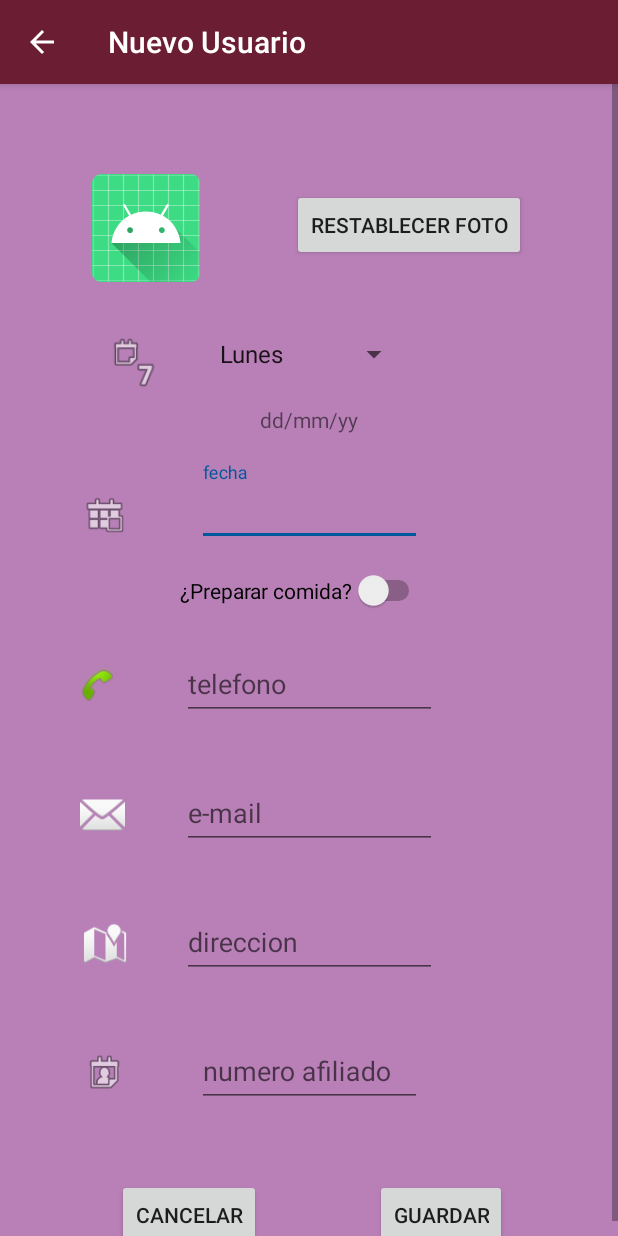
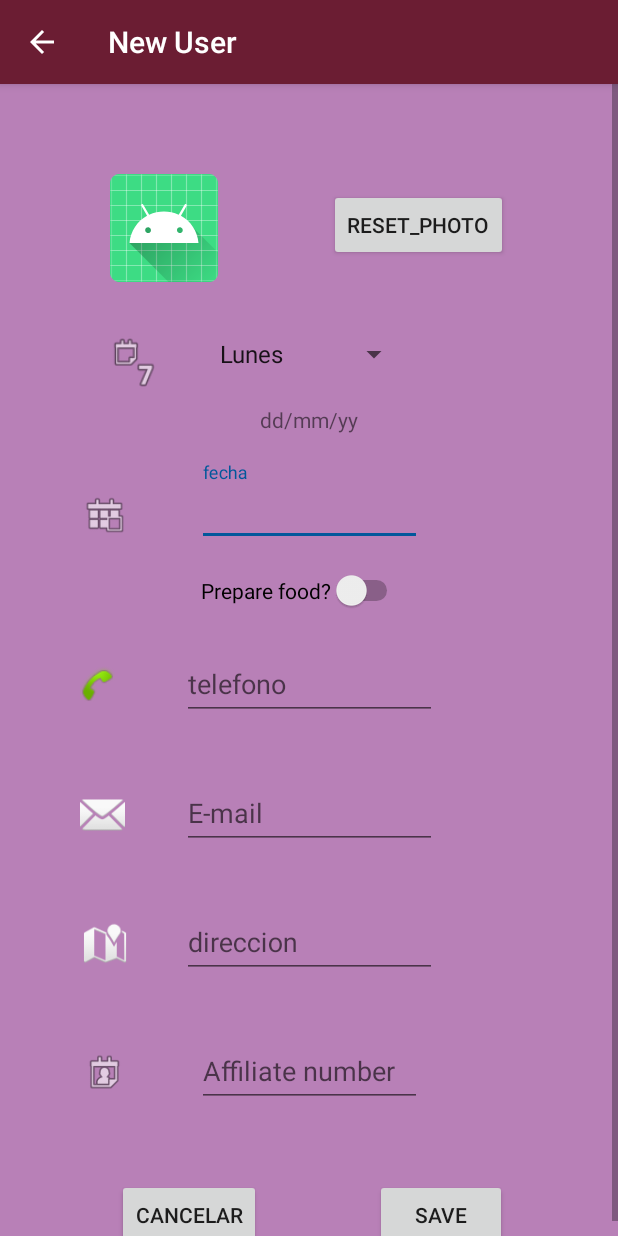
Before and after one commit to Varo95/Vital-Asistencia, an Android app: the screen it shows after launch (FormActivity), after a tap on "Vital Asistencia", on a phone screen of 412 x 824 dp. Run offline under Robolectric (Android 15) with nearby library versions, the light colour scheme and no system bars.

Commit message:
Copia Seguridad

```diff
--- a/app/src/main/java/com/vitalasistencia/interfaces/IList.java
+++ b/app/src/main/java/com/vitalasistencia/interfaces/IList.java
@@ -3,6 +3,7 @@ package com.vitalasistencia.interfaces;
 public interface IList {
     public interface View {
         void startFormActivity();
+        //void startSearchActivity();
     }
 
     public interface Presenter {
--- a/app/src/main/java/com/vitalasistencia/views/FormActivity.java
+++ b/app/src/main/java/com/vitalasistencia/views/FormActivity.java
@@ -33,7 +33,7 @@ public class FormActivity extends AppCompatActivity implements IForm.View {
             setSupportActionBar(toolbar);
             getSupportActionBar().setDisplayHomeAsUpEnabled(true);
             getSupportActionBar().setDisplayShowHomeEnabled(true);
-            getSupportActionBar().setTitle("Nuevo Usuario");
+            getSupportActionBar().setTitle(R.string.New_User);
             toolbar.setNavigationOnClickListener(new View.OnClickListener() {
                 @Override
                 public void onClick(View v) {
--- a/app/src/main/res/layout-land/content_main.xml
+++ b/app/src/main/res/layout-land/content_main.xml
@@ -11,7 +11,7 @@
         android:layout_width="match_parent"
         android:layout_height="wrap_content"
         android:background="#757575"
-        android:text="Tienes x usuarios"
+        android:text="@string/User_List"
         android:textAlignment="center"
         app:layout_anchor="@+id/include"
         app:layout_constraintEnd_toEndOf="parent"
--- a/app/src/main/res/layout/activity_main.xml
+++ b/app/src/main/res/layout/activity_main.xml
@@ -25,7 +25,8 @@
     <include
         android:id="@+id/include"
         layout="@layout/content_main"
-        android:backgroundTint="#FFFFFF" />
+        android:backgroundTint="#FFFFFF"
+        android:isScrollContainer="true" />
 
     <com.google.android.material.floatingactionbutton.FloatingActionButton
         android:id="@+id/fab"
--- a/app/src/main/res/layout/content_form.xml
+++ b/app/src/main/res/layout/content_form.xml
@@ -26,7 +26,7 @@
                 android:layout_width="wrap_content"
                 android:layout_height="wrap_content"
                 android:layout_marginTop="70dp"
-                android:text="Restablecer Foto"
+                android:text="@string/reset_photo"
                 app:layout_constraintEnd_toEndOf="parent"
                 app:layout_constraintHorizontal_bias="0.0"
                 app:layout_constraintStart_toEndOf="@+id/imageView"
@@ -49,7 +49,7 @@
                 android:layout_height="wrap_content"
                 android:layout_marginTop="168dp"
                 android:layout_marginBottom="31dp"
-                android:text="Dia de la semana"
+                android:text="@string/weekday"
                 app:layout_constraintBottom_toTopOf="@+id/textView2"
                 app:layout_constraintEnd_toEndOf="parent"
                 app:layout_constraintStart_toStartOf="parent"
@@ -67,7 +67,7 @@
                 <com.google.android.material.textfield.TextInputEditText
                     android:layout_width="match_parent"
                     android:layout_height="wrap_content"
-                    android:hint="fecha"
+                    android:hint="@string/date"
                     android:inputType="date" />
             </com.google.android.material.textfield.TextInputLayout>
 
@@ -76,7 +76,7 @@
                 android:layout_width="wrap_content"
                 android:layout_height="wrap_content"
                 android:layout_marginTop="22dp"
-                android:text="dd/mm/yy"
+                android:text="@string/date_format"
                 app:layout_constraintEnd_toEndOf="parent"
                 app:layout_constraintStart_toStartOf="parent"
                 app:layout_constraintTop_toBottomOf="@+id/spinner" />
@@ -86,7 +86,7 @@
                 android:layout_width="wrap_content"
                 android:layout_height="wrap_content"
                 android:layout_marginTop="16dp"
-                android:text="¿Preparar comida?"
+                android:text="@string/food"
                 android:textSize="14dp"
                 app:layout_constraintEnd_toEndOf="parent"
                 app:layout_constraintHorizontal_bias="0.483"
@@ -132,7 +132,7 @@
                 <com.google.android.material.textfield.TextInputEditText
                     android:layout_width="match_parent"
                     android:layout_height="wrap_content"
-                    android:hint="telefono"
+                    android:hint="@string/phone"
                     android:inputType="phone" />
             </com.google.android.material.textfield.TextInputLayout>
 
@@ -161,7 +161,7 @@
                 <com.google.android.material.textfield.TextInputEditText
                     android:layout_width="match_parent"
                     android:layout_height="wrap_content"
-                    android:hint="e-mail" />
+                    android:hint="@string/e_mail" />
             </com.google.android.material.textfield.TextInputLayout>
 
             <ImageView
@@ -190,7 +190,7 @@
                 <com.google.android.material.textfield.TextInputEditText
                     android:layout_width="match_parent"
                     android:layout_height="wrap_content"
-                    android:hint="direccion" />
+                    android:hint="@string/address" />
             </com.google.android.material.textfield.TextInputLayout>
 
             <ImageView
@@ -218,7 +218,7 @@
                 <com.google.android.material.textfield.TextInputEditText
                     android:layout_width="match_parent"
                     android:layout_height="wrap_content"
-                    android:hint="numero afiliado" />
+                    android:hint="@string/affiliate_number" />
             </com.google.android.material.textfield.TextInputLayout>
 
             <ImageView
@@ -238,7 +238,7 @@
                 android:layout_width="wrap_content"
                 android:layout_height="wrap_content"
                 android:layout_marginTop="48dp"
-                android:text="Cancelar"
+                android:text="@string/cancel"
                 app:layout_constraintEnd_toStartOf="@+id/Guardar"
                 app:layout_constraintHorizontal_bias="0.509"
                 app:layout_constraintStart_toStartOf="parent"
@@ -249,7 +249,7 @@
                 android:layout_width="wrap_content"
                 android:layout_height="wrap_content"
                 android:layout_marginTop="48dp"
-                android:text="Guardar"
+                android:text="@string/save"
                 app:layout_constraintEnd_toEndOf="@+id/Cancelar"
                 app:layout_constraintHorizontal_bias="0.498"
                 app:layout_constraintStart_toEndOf="parent"
--- a/app/src/main/res/layout/content_main.xml
+++ b/app/src/main/res/layout/content_main.xml
@@ -11,7 +11,7 @@
         android:layout_width="match_parent"
         android:layout_height="wrap_content"
         android:background="#757575"
-        android:text="Tienes x usuarios"
+        android:text="@string/User_List"
         android:textAlignment="center"
         app:layout_anchor="@+id/include"
         app:layout_constraintEnd_toEndOf="parent"
--- a/app/src/main/res/menu/menu_main.xml
+++ b/app/src/main/res/menu/menu_main.xml
@@ -3,13 +3,19 @@
     xmlns:tools="http://schemas.android.com/tools"
     tools:context="com.vitalasistencia.views.MainActivity">
     <item
+        android:id="@+id/action_buscar"
+        android:icon="@android:drawable/ic_menu_search"
+        android:orderInCategory="100"
+        android:title="@string/action_search"
+        app:showAsAction="ifRoom" />
+    <item
         android:id="@+id/action_settings"
         android:orderInCategory="100"
-        android:title="Ajustes"
+        android:title="@string/settings"
         app:showAsAction="never" />
     <item
         android:id="@id/action_settings"
         android:orderInCategory="100"
-        android:title="Sobre la aplicacion"
+        android:title="@string/about_app"
         app:showAsAction="never" />
 </menu>
--- /dev/null
+++ b/app/src/main/res/values-night/strings.xml
@@ -0,0 +1,8 @@
+<?xml version="1.0" encoding="utf-8"?>
+<resources>
+    <string name="date">Date</string>
+    <string name="phone">Phone</string>
+    <string name="address">Address</string>
+    <string name="cancel">Cancel</string>
+    <string name="action_search">Search</string>
+</resources>
--- a/app/src/main/res/values/strings.xml
+++ b/app/src/main/res/values/strings.xml
@@ -1,14 +1,27 @@
 <resources>
-    <string name="app_name">Vital Asistencia</string>
+    <string name="app_name" translatable="false">Vital Asistencia</string>
     <string name="action_settings">Settings</string>
-    <!-- Strings used for fragments for navigation -->
-    <string name="first_fragment_label">First Fragment</string>
-    <string name="second_fragment_label">Second Fragment</string>
     <string name="next">Next</string>
     <string name="previous">Previous</string>
 
-    <string name="title_activity_splash_screen">FullscreenActivity</string>
-    <string name="dummy_button">Dummy Button</string>
-    <string name="dummy_content">DUMMY\nCONTENT</string>
-    <string name="title_activity_form">FormActivity</string>
+    <string name="title_activity_splash_screen" translatable="false">FullscreenActivity</string>
+    <string name="dummy_button" translatable="false">Dummy Button</string>
+    <string name="dummy_content" translatable="false">DUMMY\nCONTENT</string>
+    <string name="title_activity_form" translatable="false">FormActivity</string>
+    <string name="food">Prepare food?</string>
+    <string name="date_format">dd/mm/yy</string>
+    <string name="date">fecha</string>
+    <string name="phone">telefono</string>
+    <string name="e_mail">E-mail</string>
+    <string name="address">direccion</string>
+    <string name="affiliate_number">Affiliate number</string>
+    <string name="cancel">Cancelar</string>
+    <string name="save">Save</string>
+    <string name="New_User">New User</string>
+    <string name="User_List">You got x users</string>
+    <string name="weekday">Weekday</string>
+    <string name="reset_photo">Reset_Photo</string>
+    <string name="about_app">About App</string>
+    <string name="settings">Settings</string>
+    <string name="action_search">Search</string>
 </resources>
--- a/app/src/main/res/values/styles.xml
+++ b/app/src/main/res/values/styles.xml
@@ -24,4 +24,5 @@
         <item name="windowActionBar">false</item>
         <item name="windowNoTitle">true</item>
     </style>
+
 </resources>
```
Also changed, not shown: 1 other file.
